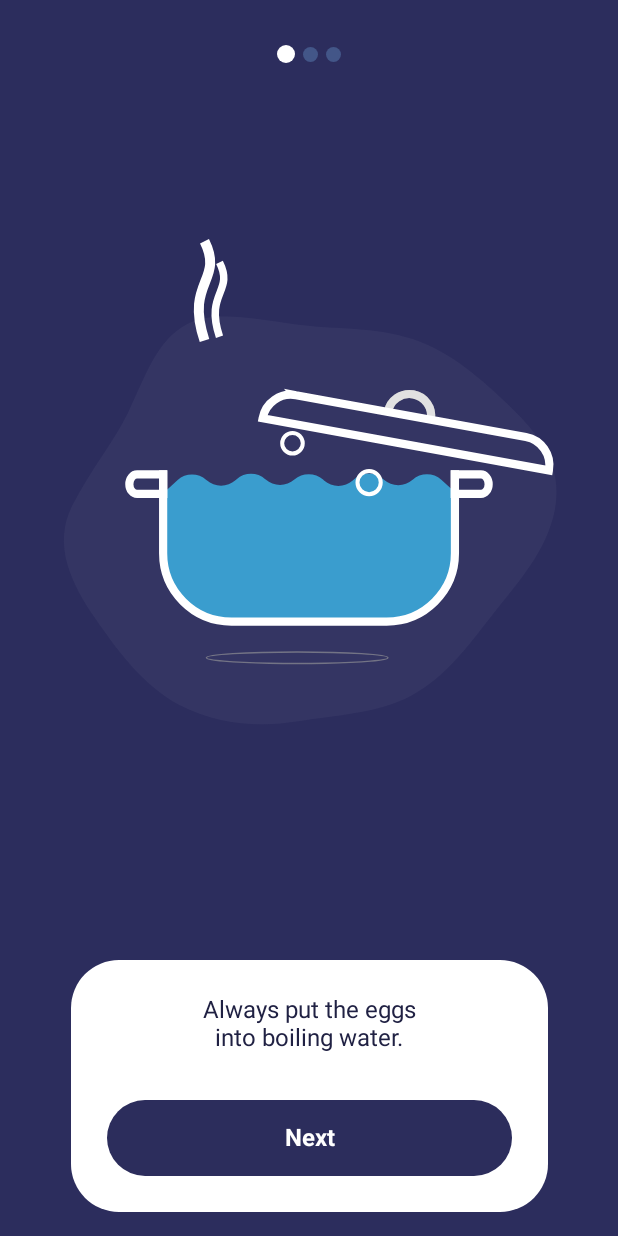
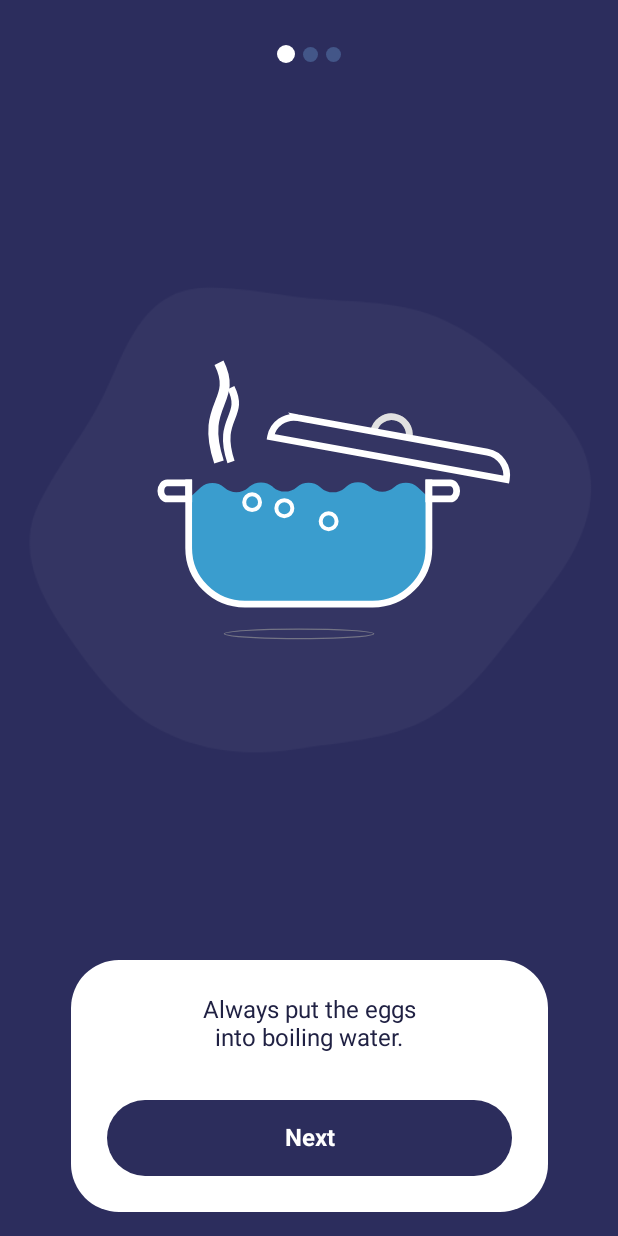
Before and after one commit to hanihashemi/Egg-Master-App, an Android app built with Jetpack Compose: the TutorialScreen screen opened through its navigation route, on a phone screen of 412 x 824 dp. Run offline under Robolectric (Android 15) with nearby library versions, the phone set to English and light mode, and no system bars; our stand-ins replace Dagger/Hilt's generated code.

Commit message:
Minor fixes
- Fix BoilingPot to be used in other screens
- Tutorial screen minor fixes

```diff
--- a/app/src/main/java/io/github/hanihashemi/eggmaster/EggMasterApp.kt
+++ b/app/src/main/java/io/github/hanihashemi/eggmaster/EggMasterApp.kt
@@ -83,7 +83,10 @@ private fun EggMasterNavHost(navController: NavHostController, viewModel: MainVi
                 }
             }
             composable(Screen.Intro.Destination.Tutorial.route) {
-                TutorialScreen(viewModel)
+                TutorialScreen(
+                    state = state,
+                    dispatch = viewModel::dispatch
+                )
             }
         }
 
--- a/app/src/main/java/io/github/hanihashemi/eggmaster/MainViewModel.kt
+++ b/app/src/main/java/io/github/hanihashemi/eggmaster/MainViewModel.kt
@@ -43,10 +43,10 @@ class MainViewModel @Inject constructor(
         )
 
     private fun generateUiState(internalState: InternalState): UiState {
-        println("==> boil time ui: ${internalState.eggDetails.boilingTime}")
         return UiState(
             tutorialCurrentStep = internalState.tutorialCurrentStep,
             eggDetails = internalState.eggDetails,
+            dropEgg = internalState.tutorialCurrentStep >= 1,
         )
     }
 
--- a/app/src/main/java/io/github/hanihashemi/eggmaster/tutorial/components/BoilingPot.kt
+++ b/app/src/main/java/io/github/hanihashemi/eggmaster/components/BoilingPot.kt
@@ -1,4 +1,4 @@
-package io.github.hanihashemi.eggmaster.tutorial.components
+package io.github.hanihashemi.eggmaster.components
 
 import androidx.compose.animation.core.Animatable
 import androidx.compose.animation.core.FastOutSlowInEasing
@@ -10,14 +10,12 @@ import androidx.compose.animation.core.rememberInfiniteTransition
 import androidx.compose.animation.core.tween
 import androidx.compose.foundation.Canvas
 import androidx.compose.foundation.Image
+import androidx.compose.foundation.background
 import androidx.compose.foundation.layout.Box
-import androidx.compose.foundation.layout.aspectRatio
-import androidx.compose.foundation.layout.fillMaxHeight
 import androidx.compose.foundation.layout.fillMaxSize
-import androidx.compose.foundation.layout.fillMaxWidth
 import androidx.compose.foundation.layout.offset
-import androidx.compose.foundation.layout.padding
 import androidx.compose.foundation.layout.size
+import androidx.compose.foundation.layout.width
 import androidx.compose.runtime.Composable
 import androidx.compose.runtime.LaunchedEffect
 import androidx.compose.runtime.getValue
@@ -26,6 +24,7 @@ import androidx.compose.runtime.remember
 import androidx.compose.runtime.setValue
 import androidx.compose.ui.Alignment
 import androidx.compose.ui.Modifier
+import androidx.compose.ui.draw.clip
 import androidx.compose.ui.draw.scale
 import androidx.compose.ui.geometry.Offset
 import androidx.compose.ui.graphics.Color
@@ -33,9 +32,13 @@ import androidx.compose.ui.graphics.Path
 import androidx.compose.ui.graphics.drawscope.Stroke
 import androidx.compose.ui.layout.onGloballyPositioned
 import androidx.compose.ui.res.painterResource
+import androidx.compose.ui.tooling.preview.Preview
 import androidx.compose.ui.unit.IntSize
 import androidx.compose.ui.unit.dp
 import io.github.hanihashemi.eggmaster.R
+import io.github.hanihashemi.eggmaster.tutorial.components.EggAnimated
+import io.github.hanihashemi.eggmaster.ui.theme.EggMasterTheme
+import io.github.hanihashemi.eggmaster.ui.theme.Shapes
 import kotlin.math.pow
 import kotlin.math.sqrt
 import kotlin.random.Random
@@ -52,61 +55,49 @@ private const val BUBBLE_ANIMATION_DELAY_TO = 600
 private const val STEAM_ANIMATION_DURATION = 1200
 
 @Composable
-fun BoilingPot(dropEgg: Boolean) {
+fun BoilingPot(modifier: Modifier = Modifier, dropEgg: Boolean) {
     Box(
         modifier = Modifier
-            .aspectRatio(1F)
-            .fillMaxSize(),
-        contentAlignment = Alignment.TopCenter,
+            .size(width = 300.dp, height = 180.dp)
+            .then(modifier),
+        contentAlignment = Alignment.Center,
     ) {
-
-        var center by remember { mutableStateOf(Offset.Zero) }
-
-        Box(modifier = Modifier
-            .fillMaxSize(0.5F)
-            .onGloballyPositioned { coordinates ->
-                val boxCenter = Offset(
-                    x = coordinates.size.width / 2f,
-                    y = coordinates.size.height / 2f
-                )
-                center = boxCenter
-            }
-        ) {
-
-            Steam(
-                modifier = Modifier
-                    .offset(8.dp, 10.dp)
-                    .scale(2F)
-            )
-            Steam(
-                modifier = Modifier
-                    .offset(18.dp, 20.dp)
-                    .scale(1.5F)
-            )
-        }
-
+        SteamBox(
+            modifier = Modifier
+                .size(40.dp)
+                .align(Alignment.TopStart)
+                .offset(x = 70.dp, y = (-10).dp)
+        )
         Image(
             modifier = Modifier
                 .align(Alignment.Center)
-                .fillMaxWidth(1f)
-                .padding(24.dp),
+                .width(300.dp),
             painter = painterResource(id = R.drawable.ic_boiling_pot),
             contentDescription = "Boiling Pot"
         )
-
         Bubbles(
             Modifier
-                .align(Alignment.Center)
-                .fillMaxWidth(0.3F)
-                .fillMaxHeight(0.17F)
+                .size(width = 110.dp, height = 60.dp)
+                .offset(y = 15.dp)
         )
         EggAnimated(dropEgg)
     }
+}
 
-    Image(
-        painter = painterResource(id = R.drawable.ic_boiling_pot_background),
-        contentDescription = null
-    )
+@Composable
+private fun SteamBox(modifier: Modifier) {
+    Box(modifier = modifier) {
+        Steam(
+            modifier = Modifier
+                .offset(0.dp, 0.dp)
+                .scale(2F)
+        )
+        Steam(
+            modifier = Modifier
+                .offset(8.dp, 10.dp)
+                .scale(1.5F)
+        )
+    }
 }
 
 @Composable
@@ -180,7 +171,7 @@ private fun BubbleAnimated(bubble: Bubble) {
 
     val radius = bubble.radius * alpha
 
-    Canvas(modifier = Modifier.fillMaxSize()) {
+    Canvas(modifier = Modifier) {
         drawCircle(
             color = Color.White.copy(alpha = alpha),
             center = Offset(bubble.center.x, centerY),
@@ -236,3 +227,30 @@ private fun doesIntersect(newBubble: Bubble, existingBubbles: List<Bubble>): Boo
 }
 
 data class Bubble(val center: Offset, val radius: Float, val alpha: Float = 0f)
+
+
+@Preview
+@Composable
+private fun BoilingPotPreview() {
+    EggMasterTheme {
+        Box(
+            modifier = Modifier
+                .fillMaxSize()
+                .background(Color(0xFF5E5E5E)),
+            contentAlignment = Alignment.Center,
+        ) {
+            Box(
+                modifier = Modifier
+                    .size(300.dp)
+                    .clip(shape = Shapes.medium)
+                    .background(Color(0xFF252F72)),
+                contentAlignment = Alignment.Center,
+            ) {
+                BoilingPot(
+                    modifier = Modifier.background(Color.Red),
+                    dropEgg = true,
+                )
+            }
+        }
+    }
+}
--- a/app/src/main/java/io/github/hanihashemi/eggmaster/tutorial/TutorialScreen.kt
+++ b/app/src/main/java/io/github/hanihashemi/eggmaster/tutorial/TutorialScreen.kt
@@ -1,38 +1,67 @@
 package io.github.hanihashemi.eggmaster.tutorial
 
+import androidx.compose.foundation.Image
+import androidx.compose.foundation.background
 import androidx.compose.foundation.layout.Box
 import androidx.compose.foundation.layout.Column
 import androidx.compose.foundation.layout.fillMaxSize
 import androidx.compose.foundation.layout.fillMaxWidth
 import androidx.compose.foundation.layout.height
 import androidx.compose.foundation.layout.padding
-import androidx.compose.material3.Surface
+import androidx.compose.material3.MaterialTheme
+import androidx.compose.material3.Scaffold
 import androidx.compose.runtime.Composable
-import androidx.compose.runtime.collectAsState
-import androidx.compose.runtime.getValue
 import androidx.compose.ui.Alignment
 import androidx.compose.ui.Modifier
+import androidx.compose.ui.draw.scale
+import androidx.compose.ui.res.painterResource
 import androidx.compose.ui.tooling.preview.Devices
 import androidx.compose.ui.tooling.preview.Preview
 import androidx.compose.ui.unit.dp
-import androidx.lifecycle.viewmodel.compose.viewModel
 import io.github.hanihashemi.eggmaster.MainViewModel
-import io.github.hanihashemi.eggmaster.tutorial.components.BoilingPot
+import io.github.hanihashemi.eggmaster.R
+import io.github.hanihashemi.eggmaster.components.BoilingPot
 import io.github.hanihashemi.eggmaster.tutorial.components.InformationCards
 import io.github.hanihashemi.eggmaster.tutorial.components.PageIndicator
+import io.github.hanihashemi.eggmaster.ui.models.UiState
 import io.github.hanihashemi.eggmaster.ui.theme.Dimens
 import io.github.hanihashemi.eggmaster.ui.theme.EggMasterTheme
 
 @Composable
 fun TutorialScreen(
-    viewModel: MainViewModel = viewModel(),
+    state: UiState,
+    dispatch: (MainViewModel.ViewAction) -> Unit,
 ) {
-    val state by viewModel.viewState.collectAsState()
+    Scaffold(
+        topBar = { TopBar(state) },
+        bottomBar = { BottomBar(state, dispatch) },
+    ) { paddingValues ->
+        Column(
+            modifier = Modifier
+                .background(MaterialTheme.colorScheme.surface)
+                .padding(paddingValues)
+                .padding(Dimens.PaddingNormal),
+        ) {
+            Box(
+                modifier = Modifier.fillMaxSize(),
+                contentAlignment = Alignment.Center,
+            ) {
+                BoilingPot(
+                    modifier = Modifier,
+                    dropEgg = state.dropEgg,
+                )
+                Image(
+                    modifier = Modifier.scale(1.2f),
+                    painter = painterResource(id = R.drawable.ic_boiling_pot_background),
+                    contentDescription = null,
+                )
+            }
+        }
+    }
+}
 
-    Surface(
-        modifier = Modifier.fillMaxSize(),
-    ) {
-        Column {
+@Composable
+private fun TopBar(state: UiState) {
     PageIndicator(
         modifier = Modifier
             .padding(vertical = Dimens.PaddingNormal)
@@ -40,20 +69,12 @@ fun TutorialScreen(
             .height(40.dp),
         currentPage = state.tutorialCurrentStep
     )
-
-            Box(
-                modifier = Modifier
-                    .weight(1F)
-                    .fillMaxSize(),
-                contentAlignment = Alignment.Center,
-            ) {
-                BoilingPot(state.dropEgg)
 }
 
+@Composable
+private fun BottomBar(state: UiState, dispatch: (MainViewModel.ViewAction) -> Unit) {
     InformationCards(state.tutorialCurrentStep) {
-                viewModel.dispatch(MainViewModel.ViewAction.TutorialNextPressed)
-            }
-        }
+        dispatch(MainViewModel.ViewAction.TutorialNextPressed)
     }
 }
 
@@ -61,7 +82,7 @@ fun TutorialScreen(
 @Composable
 fun TutorialScreenPreview() {
     EggMasterTheme {
-        TutorialScreen()
+        TutorialScreen(state = UiState(), dispatch = {})
     }
 }
 
@@ -69,7 +90,7 @@ fun TutorialScreenPreview() {
 @Composable
 fun TutorialScreenNexus_10_Preview() {
     EggMasterTheme {
-        TutorialScreen()
+        TutorialScreen(state = UiState(), dispatch = {})
     }
 }
 
@@ -77,6 +98,6 @@ fun TutorialScreenNexus_10_Preview() {
 @Composable
 fun TutorialScreenNexus_5_Preview() {
     EggMasterTheme {
-        TutorialScreen()
+        TutorialScreen(state = UiState(), dispatch = {})
     }
 }
--- a/app/src/main/java/io/github/hanihashemi/eggmaster/tutorial/components/EggAnimated.kt
+++ b/app/src/main/java/io/github/hanihashemi/eggmaster/tutorial/components/EggAnimated.kt
@@ -26,7 +26,6 @@ import androidx.compose.ui.res.painterResource
 import androidx.compose.ui.unit.dp
 import io.github.hanihashemi.eggmaster.R
 
-private const val EGG_SIZE = 40
 private const val EGG_ROTATION = 40F
 private const val EGG_POSITION = -40
 private const val EGG_ALPHA_ANIMATION_LABEL = "Egg Alpha Animation"
@@ -57,7 +56,7 @@ fun EggAnimated(dropEgg: Boolean) {
     )
     LaunchedEffect(dropEgg) {
         if (dropEgg) {
-            eggPosition = 0.dp
+            eggPosition = 10.dp
             eggAlpha = 1F
         } else {
             eggPosition = EGG_POSITION.dp
@@ -68,7 +67,7 @@ fun EggAnimated(dropEgg: Boolean) {
     Box(modifier = Modifier.fillMaxSize(), contentAlignment = Alignment.Center) {
         Image(
             modifier = Modifier
-                .size(EGG_SIZE.dp)
+                .size(40.dp)
                 .offset(y = animatedEggPosition)
                 .rotate(EGG_ROTATION)
                 .alpha(animatedEggAlpha),
```
Lines whose indentation alone changed are shown as unchanged.
